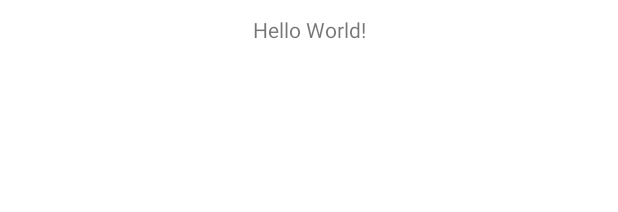
After one commit to winseyli/DummyProductManagement, an Android app: the layout product_item.xml on its own in the app's theme, with its tools: preview values and no code run, on a phone screen of 412 x 824 dp. The commit adds this screen. Shown: the top 212 px of the screen. Run offline under Robolectric (Android 15) with nearby library versions, the phone set to English and light mode, and no system bars; network calls fail.

Commit message:
add productListAdapter and RecyclerView

```diff
--- /dev/null
+++ b/app/src/main/res/layout/product_item.xml
@@ -0,0 +1,17 @@
+<?xml version="1.0" encoding="utf-8"?>
+<androidx.appcompat.widget.LinearLayoutCompat xmlns:android="http://schemas.android.com/apk/res/android"
+    xmlns:tools="http://schemas.android.com/tools"
+    android:layout_width="match_parent"
+    android:layout_height="50dp"
+    android:padding="10dp"
+    android:orientation="vertical"
+    tools:context=".ui.ProductListFragment">
+
+    <TextView
+        android:id="@+id/text_view_title"
+        android:layout_width="match_parent"
+        android:layout_height="wrap_content"
+        android:textAlignment="center"
+        android:text="Hello World!" />
+
+</androidx.appcompat.widget.LinearLayoutCompat>
```
Also changed, not shown: app/src/main/java/com/example/android/dummyproductmanagement/ui/ProductListAdapter.kt (added, +47 -0 lines), app/src/main/java/com/example/android/dummyproductmanagement/ui/ProductListFragment.kt (+18 -3 lines), app/src/main/res/layout/fragment_product_list.xml (+10 -8 lines).
